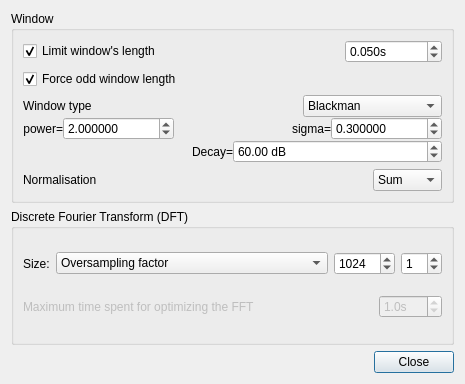
Old version of the form src/gvamplitudespectrumwdialogsettings.ui in the repository gillesdegottex/dfasma.
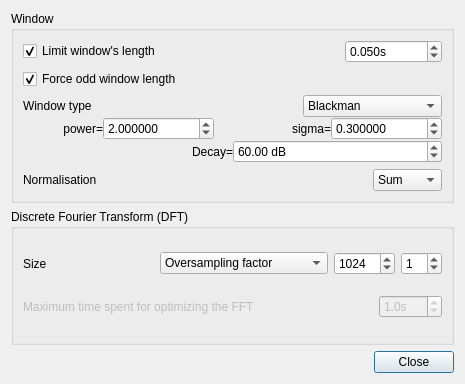
New version of the form. Icons and pictures are not drawn.

What changed in the file:
```diff
--- a/src/gvamplitudespectrumwdialogsettings.ui
+++ b/src/gvamplitudespectrumwdialogsettings.ui
@@ -165,8 +165,27 @@
         </item>
         <item>
          <layout class="QHBoxLayout" name="horizontalLayout_6">
+          <property name="spacing">
+           <number>0</number>
+          </property>
           <item>
            <layout class="QHBoxLayout" name="horizontalLayout_7">
+            <property name="spacing">
+             <number>0</number>
+            </property>
+            <item>
+             <spacer name="horizontalSpacer_3">
+              <property name="orientation">
+               <enum>Qt::Horizontal</enum>
+              </property>
+              <property name="sizeHint" stdset="0">
+               <size>
+                <width>40</width>
+                <height>0</height>
+               </size>
+              </property>
+             </spacer>
+            </item>
             <item>
              <widget class="QLabel" name="lblWindowNormPower">
               <property name="toolTip">
@@ -209,7 +228,7 @@
             <property name="sizeHint" stdset="0">
              <size>
               <width>40</width>
-              <height>20</height>
+              <height>0</height>
              </size>
             </property>
            </spacer>
@@ -328,10 +347,23 @@
         <item>
          <widget class="QLabel" name="label">
           <property name="text">
-           <string>Size:</string>
+           <string>Size</string>
           </property>
          </widget>
         </item>
+        <item>
+         <spacer name="horizontalSpacer_4">
+          <property name="orientation">
+           <enum>Qt::Horizontal</enum>
+          </property>
+          <property name="sizeHint" stdset="0">
+           <size>
+            <width>40</width>
+            <height>20</height>
+           </size>
+          </property>
+         </spacer>
+        </item>
         <item>
          <widget class="QComboBox" name="cbAmplitudeSpectrumDFTSizeType">
           <property name="sizePolicy">
```
Left out of the diff: 6 changed lines with no effect on the pictures.
